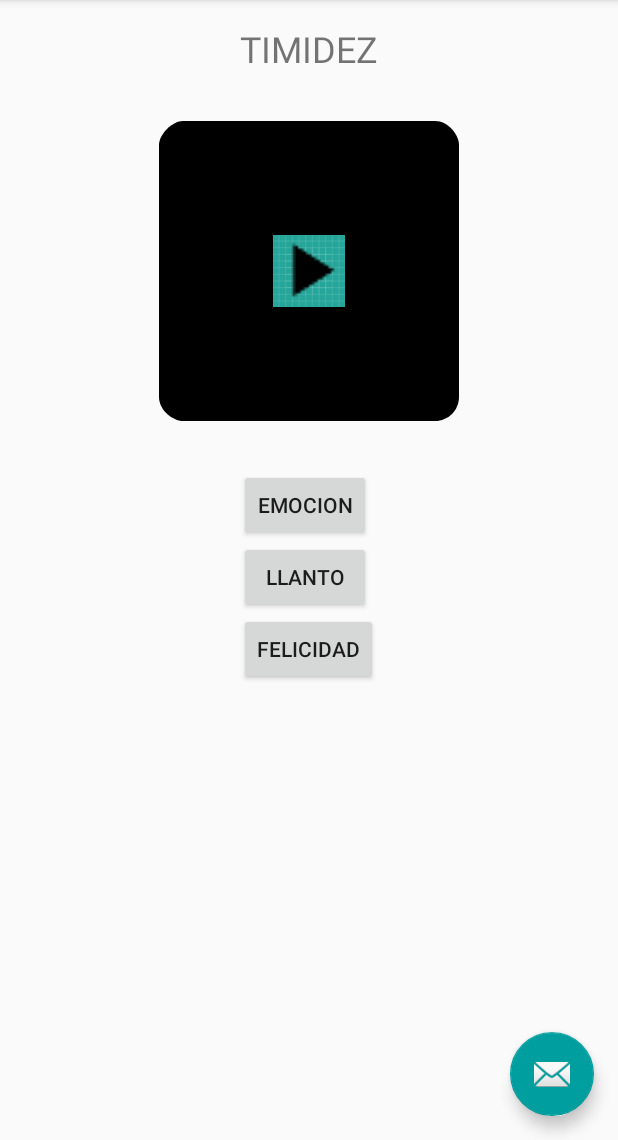
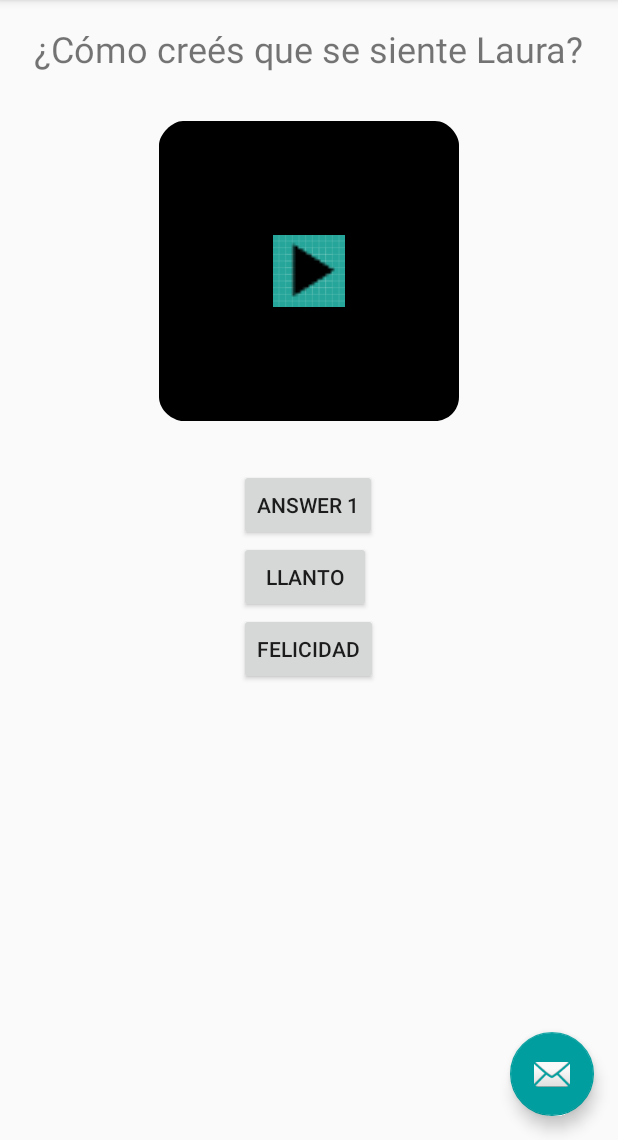
Before and after one commit to Janettha/Activity1, an Android app: the Preactivity screen opened directly, with no data from a screen before it, on a phone screen of 412 x 824 dp, the part 96-1236 px from its top. Run offline under Robolectric (Android 15) with nearby library versions, the phone set to English and light mode, and no system bars; 6 statements that could not run were skipped.

Commit message:
preactividad - archivo 2
se cargan emociones a mostrarse desde archivo preactividad.txt

```diff
--- /dev/null
+++ b/app/src/main/java/janettha/activity1/Act0/Actividad0.java
@@ -0,0 +1,31 @@
+package janettha.activity1.Act0;
+
+import java.util.ArrayList;
+import java.util.List;
+
+import janettha.activity1.Models.Emocion;
+
+/**
+ * Created by janeth on 2018-02-11.
+ */
+
+public class Actividad0 {
+    int id;
+    List<Emocion> listEmociones = new ArrayList<Emocion>();
+
+    public Actividad0(){}
+
+    public Actividad0(int id, Emocion eMain, Emocion e2, Emocion e3){
+        this.id = id;
+        this.listEmociones.add(0,eMain);
+        this.listEmociones.add(1,e2);
+        this.listEmociones.add(2,e3);
+    }
+
+    public int getID(){ return this.id; }
+
+    public Emocion emocionMain(){
+        return this.listEmociones.get(0);
+    }
+
+}
--- a/app/src/main/java/janettha/activity1/Act0/Preactivity.java
+++ b/app/src/main/java/janettha/activity1/Act0/Preactivity.java
@@ -1,5 +1,6 @@
 package janettha.activity1.Act0;
 
+import android.net.Uri;
 import android.os.Bundle;
 import android.support.design.widget.FloatingActionButton;
 import android.support.design.widget.Snackbar;
@@ -27,6 +28,7 @@ import java.util.ArrayList;
 import java.util.List;
 
 import janettha.activity1.Models.Emocion;
+import janettha.activity1.Models.Emociones;
 import janettha.activity1.R;
 
 public class Preactivity extends AppCompatActivity {
@@ -100,6 +102,8 @@ public class Preactivity extends AppCompatActivity {
      */
     public static class PlaceholderFragment extends Fragment {
         List<Emocion> emociones = new ArrayList<Emocion>();
+        List<Actividad0> btnList = new ArrayList<Actividad0>();
+        private final int LIM_emociones = 12;
         /**
          * The fragment argument representing the section number for this
          * fragment.
@@ -125,6 +129,8 @@ public class Preactivity extends AppCompatActivity {
         public View onCreateView(LayoutInflater inflater, ViewGroup container,
                                  Bundle savedInstanceState) {
             View rootView = inflater.inflate(R.layout.fragment_preactivity, container, false);
+            Emociones e = new Emociones();
+            int r1, r2, r3 = 0;
 
             TextView textView = (TextView) rootView.findViewById(R.id.section_label);
             ImageView imgFeel = (ImageView) rootView.findViewById(R.id.imgFeel);
@@ -132,8 +138,34 @@ public class Preactivity extends AppCompatActivity {
             Button btnA2 = (Button) rootView.findViewById(R.id.ans2);
             Button btnA3 = (Button) rootView.findViewById(R.id.ans3);
 
+            Uri descaragarFoto = taskSnapshot
+
+            emociones = e.Emociones(rootView);
+            listEmociones(rootView);
+
+            //textView.setText(emociones.get(18).getName());
+            textView.setText("¿Cómo creés que se siente Laura?");
+            r1 = (int) (Math.random() * LIM_emociones ) + 1;
+            r2 = (int) (Math.random() * LIM_emociones ) + 1;
+            r3 = (int) (Math.random() * LIM_emociones ) + 1;
+
+            Toast.makeText(getContext(), emociones.get(r1).getName()+", "+emociones.get(r2).getName()+", "+emociones.get(r3).getName(), Toast.LENGTH_SHORT).show();
+            //switch (sectionnumber){            }
+
+            btnA1.setText(btnList.get(r1).emocionMain().getName());
+            btnA2.setText("LLANTO");
+            btnA3.setText("FELICIDAD");
+
+            return rootView;
+        }
+
+        public void listEmociones(View view)  {
+
+            Emocion eMain, e2, e3 = new Emocion();
+            Actividad0 a0;
+
             try {
-                InputStream fileE = rootView.getResources().openRawResource(R.raw.emociones);
+                InputStream fileE = view.getResources().openRawResource(R.raw.preactividad);
                 BufferedReader brE = new BufferedReader(new InputStreamReader(fileE));
                 //Lectura de emocion
                 int i = 0;
@@ -141,21 +173,22 @@ public class Preactivity extends AppCompatActivity {
                 if (fileE != null) {
                     while ((line1 = brE.readLine()) != null) {
                         String[] array = line1.split(","); // Split according to the hyphen and put them in an array
-                        emociones.add(i, new Emocion(Integer.parseInt(array[0]), array[1], array[2], array[0]+".png", array[3]));
+                        //btnList.add(i, new Emocion(Integer.parseInt(array[0]), array[1], array[2], array[0]+".png", array[3]));
+                        int id = Integer.parseInt(array[0]);
+                        int id2 = Integer.parseInt(array[1]);
+                        int id3 = Integer.parseInt(array[2]);
+                        System.out.print("----------------------ID-----------------"+id+","+id2+","+id3);
+                        eMain = new Emocion(0, emociones.get(id).getName(), emociones.get(id).getSexo(), id+".png", emociones.get(id).getColor());
+                        e2 = new Emocion(1, emociones.get(id2).getName(), emociones.get(id2).getSexo(), id2+".png", emociones.get(id2).getColor());
+                        e3 = new Emocion(2, emociones.get(id3).getName(), emociones.get(id3).getSexo(), id3+".png", emociones.get(id3).getColor());
+                        a0 = new Actividad0(0, eMain, e2, e3);
+                        btnList.add(i, a0);
                         i++;
                     }
                 }
             } catch (IOException e) {
                 e.printStackTrace();
             }
-            textView.setText(emociones.get(18).getName());
-            Toast.makeText(getContext(), emociones.toString(), Toast.LENGTH_SHORT).show();
-
-            btnA1.setText("EMOCION");
-            btnA2.setText("LLANTO");
-            btnA3.setText("FELICIDAD");
-
-            return rootView;
         }
     }
 
--- a/app/src/main/java/janettha/activity1/Models/Emocion.java
+++ b/app/src/main/java/janettha/activity1/Models/Emocion.java
@@ -10,6 +10,8 @@ public class Emocion {
     private int id;
     private String sexo;
     private String url;
+
+    public Emocion(){}
 
     public Emocion(int id, String nombre, String sexo, String url, String color){
         this.id = id;
```
Also changed, not shown: app/src/main/java/janettha/activity1/Models/Emociones.java (+15 -48 lines), app/src/main/res/raw/preactividad.txt (added, +12 -0 lines).
